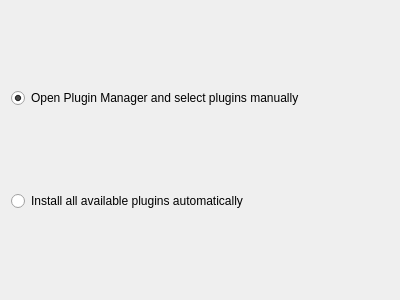
Before: the Qt Designer form boundlessconnect/ui/pluginspagebase.ui in elpaso/qgis-connect-plugin, drawn with Qt 5.
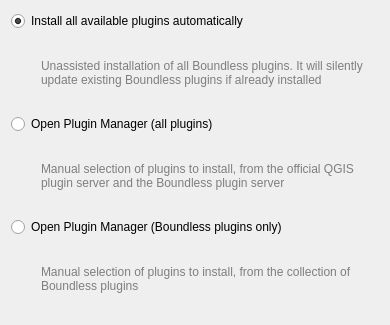
After: the same form once the commit is applied.

Commit message: added option to just show Boundless plugins in plugin manager

What changed in the file:
```diff
--- a/boundlessconnect/ui/pluginspagebase.ui
+++ b/boundlessconnect/ui/pluginspagebase.ui
@@ -6,8 +6,8 @@
    <rect>
     <x>0</x>
     <y>0</y>
-    <width>400</width>
-    <height>300</height>
+    <width>390</width>
+    <height>325</height>
    </rect>
   </property>
   <property name="windowTitle">
@@ -20,23 +20,123 @@
    <string>Choose the way to install Boundless plugins</string>
   </property>
   <layout class="QVBoxLayout" name="verticalLayout">
-   <item>
-    <widget class="QRadioButton" name="rbManualInstall">
-     <property name="text">
-      <string>Open Plugin Manager and select plugins manually</string>
-     </property>
-     <property name="checked">
-      <bool>true</bool>
-     </property>
-    </widget>
-   </item>
    <item>
     <widget class="QRadioButton" name="rbAutoInstall">
      <property name="text">
       <string>Install all available plugins automatically</string>
      </property>
+     <property name="checked">
+      <bool>true</bool>
+     </property>
     </widget>
    </item>
+   <item>
+    <layout class="QHBoxLayout" name="horizontalLayout_3">
+     <property name="leftMargin">
+      <number>30</number>
+     </property>
+     <item>
+      <widget class="QLabel" name="label_5">
+       <property name="sizePolicy">
+        <sizepolicy hsizetype="MinimumExpanding" vsizetype="MinimumExpanding">
+         <horstretch>0</horstretch>
+         <verstretch>0</verstretch>
+        </sizepolicy>
+       </property>
+       <property name="styleSheet">
+        <string notr="true">color: rgb(126, 126, 126);</string>
+       </property>
+       <property name="text">
+        <string>Unassisted installation of all Boundless plugins. It will silently update existing Boundless plugins if already installed</string>
+       </property>
+       <property name="wordWrap">
+        <bool>true</bool>
+       </property>
+       <property name="margin">
+        <number>0</number>
+       </property>
+      </widget>
+     </item>
+    </layout>
+   </item>
+   <item>
+    <widget class="QRadioButton" name="rbManualInstallAll">
+     <property name="text">
+      <string>Open Plugin Manager (all plugins)</string>
+     </property>
+     <property name="checked">
+      <bool>false</bool>
+     </property>
+    </widget>
+   </item>
+   <item>
+    <layout class="QHBoxLayout" name="horizontalLayout_2">
+     <property name="leftMargin">
+      <number>30</number>
+     </property>
+     <item>
+      <widget class="QLabel" name="label_4">
+       <property name="sizePolicy">
+        <sizepolicy hsizetype="MinimumExpanding" vsizetype="MinimumExpanding">
+         <horstretch>0</horstretch>
+         <verstretch>0</verstretch>
+        </sizepolicy>
+       </property>
+       <property name="styleSheet">
+        <string notr="true">color: rgb(126, 126, 126);</string>
+       </property>
+       <property name="text">
+        <string>Manual selection of plugins to install, from the official QGIS plugin server and the Boundless plugin server</string>
+       </property>
+       <property name="wordWrap">
+        <bool>true</bool>
+       </property>
+       <property name="margin">
+        <number>0</number>
+       </property>
+      </widget>
+     </item>
+    </layout>
+   </item>
+   <item>
+    <widget class="QRadioButton" name="rbManualInstallBoundless">
+     <property name="text">
+      <string>Open Plugin Manager (Boundless plugins only)</string>
+     </property>
+     <property name="checked">
+      <bool>false</bool>
+     </property>
+    </widget>
+   </item>
+   <item>
+    <layout class="QHBoxLayout" name="horizontalLayout">
+     <property name="leftMargin">
+      <number>30</number>
+     </property>
+     <item>
+      <widget class="QLabel" name="label_3">
+       <property name="sizePolicy">
+        <sizepolicy hsizetype="MinimumExpanding" vsizetype="MinimumExpanding">
+         <horstretch>0</horstretch>
+         <verstretch>0</verstretch>
+        </sizepolicy>
+       </property>
+       <property name="styleSheet">
+        <string notr="true">color: rgb(126, 126, 126);</string>
+       </property>
+       <property name="text">
+        <string>Manual selection of plugins to install, from the collection of Boundless plugins</string>
+       </property>
+       <property name="wordWrap">
+        <bool>true</bool>
+       </property>
+       <property name="margin">
+        <number>0</number>
+       </property>
+      </widget>
+     </item>
+    </layout>
+   </item>
   </layout>
  </widget>
  <resources/>
```
The commit also changes 2 other files.
